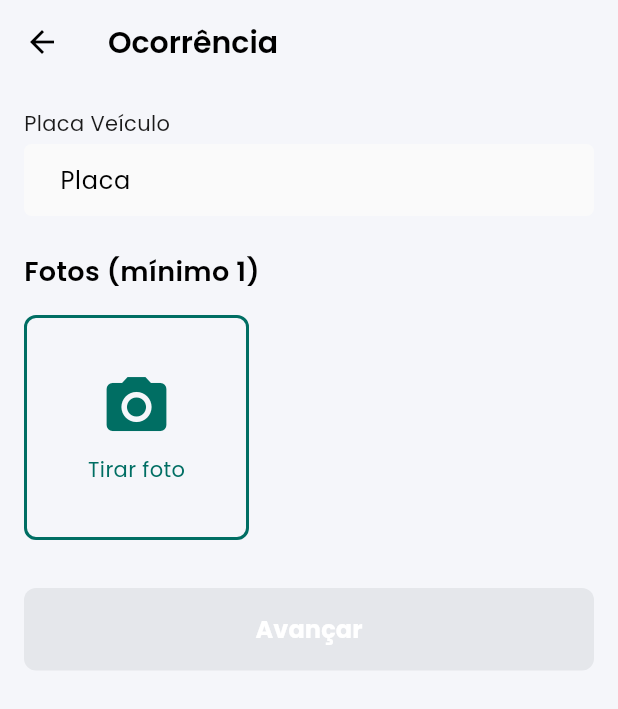
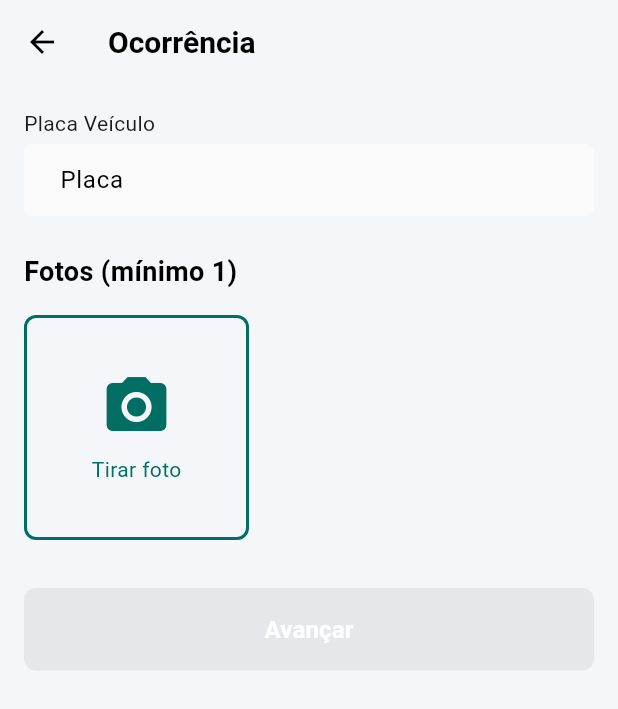
Before and after one commit to Eliabek07/sadamov-app, a Flutter app: the screen it shows after launch, after a tap on "Ocorrência", on a phone screen of 412 x 824 dp. Shown: the top 709 px of the screen. Run offline on Flutter 3.47's test engine with Material 3 defaults, Android fonts, the phone set to English and light mode, and no system bars; our stand-ins replace flutter_mobx, flutter_modular, image_picker, mask_text_input_formatter, mobx, permission_handler and 2 more; missing offline and left inert: workmanager; accounts and stored records are empty; generated files the repository leaves out were written again; statements that could not run were skipped.

Commit message:
fix: remove referências a fontes Poppins não existentes
- Remove configuração de fontes do pubspec.yaml
- Ajusta TextStyles para usar fonte padrão do sistema
- Corrige erro de build no iOS

```diff
--- a/lib/constants/text_style_constants.dart
+++ b/lib/constants/text_style_constants.dart
@@ -9,7 +9,6 @@ class AppTextStyles {
     return TextStyle(
       fontSize: 32,
       fontWeight: bold ? FontWeight.bold : FontWeight.normal,
-      fontFamily: 'Poppins',
       color: context != null
           ? ThemeColor.textPrimaryColor.color(context)
           : null,
@@ -23,7 +22,6 @@ class AppTextStyles {
     return TextStyle(
       fontSize: 24,
       fontWeight: bold ? FontWeight.bold : FontWeight.w600,
-      fontFamily: 'Poppins',
       color: context != null
           ? ThemeColor.textPrimaryColor.color(context)
           : null,
@@ -37,7 +35,6 @@ class AppTextStyles {
     return TextStyle(
       fontSize: 20,
       fontWeight: bold ? FontWeight.bold : FontWeight.w600,
-      fontFamily: 'Poppins',
       color: context != null
           ? ThemeColor.textTitlesColor.color(context)
           : null,
@@ -51,7 +48,6 @@ class AppTextStyles {
     return TextStyle(
       fontSize: 18,
       fontWeight: bold ? FontWeight.bold : FontWeight.w600,
-      fontFamily: 'Poppins',
       color: context != null
           ? ThemeColor.textTitlesColor.color(context)
           : null,
@@ -65,7 +61,6 @@ class AppTextStyles {
     return TextStyle(
       fontSize: 16,
       fontWeight: bold ? FontWeight.bold : FontWeight.normal,
-      fontFamily: 'Poppins',
       color: context != null
           ? ThemeColor.textPrimaryColor.color(context)
           : null,
@@ -79,7 +74,6 @@ class AppTextStyles {
     return TextStyle(
       fontSize: 14,
       fontWeight: bold ? FontWeight.bold : FontWeight.normal,
-      fontFamily: 'Poppins',
       color: context != null
           ? ThemeColor.textPrimaryColor.color(context)
           : null,
@@ -93,7 +87,6 @@ class AppTextStyles {
     return TextStyle(
       fontSize: 12,
       fontWeight: bold ? FontWeight.bold : FontWeight.normal,
-      fontFamily: 'Poppins',
       color: context != null
           ? ThemeColor.textSecondaryColor.color(context)
           : null,
--- a/lib/theme.dart
+++ b/lib/theme.dart
@@ -9,7 +9,6 @@ ThemeData lightTheme(BuildContext context) {
       primary: ThemeColor.actionPrimaryColor.color(context),
       surface: ThemeColor.surfacesBackground.color(context),
     ),
-    fontFamily: 'Poppins',
     scaffoldBackgroundColor: ThemeColor.surfacesBackground.color(context),
   );
 }
@@ -22,7 +21,6 @@ ThemeData darkTheme(BuildContext context) {
       primary: ThemeColor.actionPrimaryColor.color(context),
       surface: ThemeColor.surfacesBackground.color(context),
     ),
-    fontFamily: 'Poppins',
     scaffoldBackgroundColor: ThemeColor.surfacesBackground.color(context),
   );
 }
```
Also changed, not shown: pubspec.yaml (+0 -12 lines), 3 other files.
